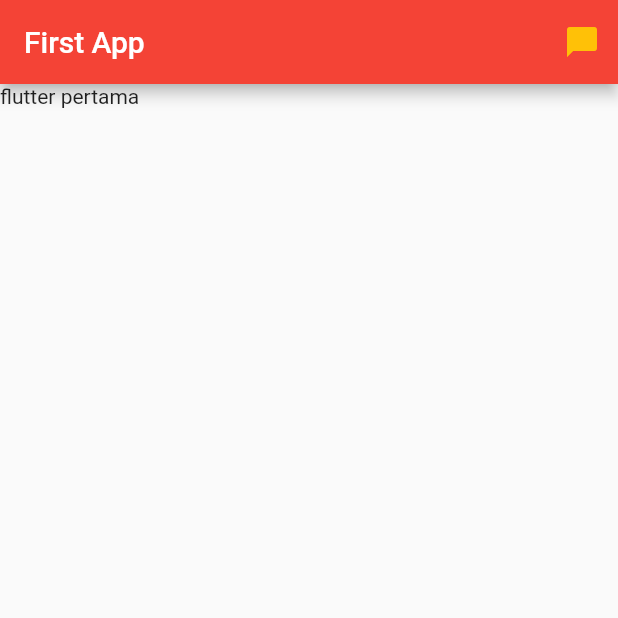
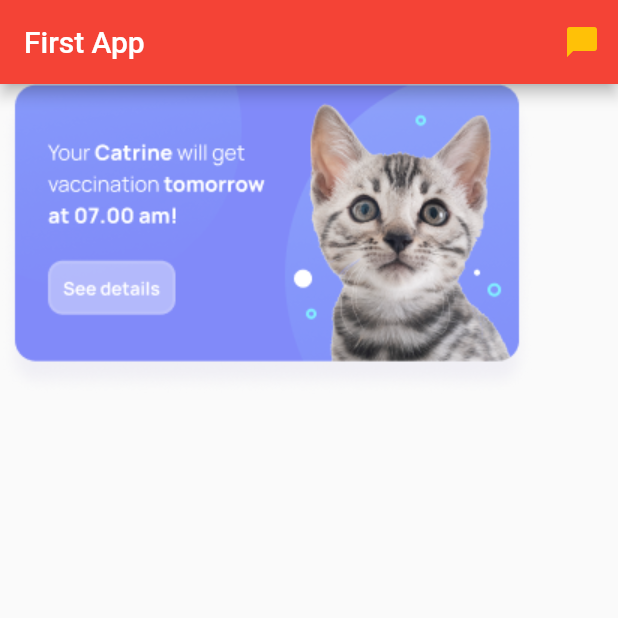
Before and after one commit to arifin1301/learn-flutter, a Flutter app: the screen it shows after launch, on a phone screen of 412 x 824 dp, the top half of it. Run offline on Flutter 3.47's test engine with Material 2 defaults, Android fonts, the phone set to English and light mode, and no system bars.

Commit message:
image widget

```diff
--- a/lib/main.dart
+++ b/lib/main.dart
@@ -28,7 +28,10 @@ class MyApp extends StatelessWidget {
               )
             ],
           ),
-          body: SafeArea(child: Text("flutter pertama")),
+          body: SafeArea(
+              child: Image(
+            image: AssetImage("assets/images/pets.png"),
+          )),
         ));
   }
 }
```
